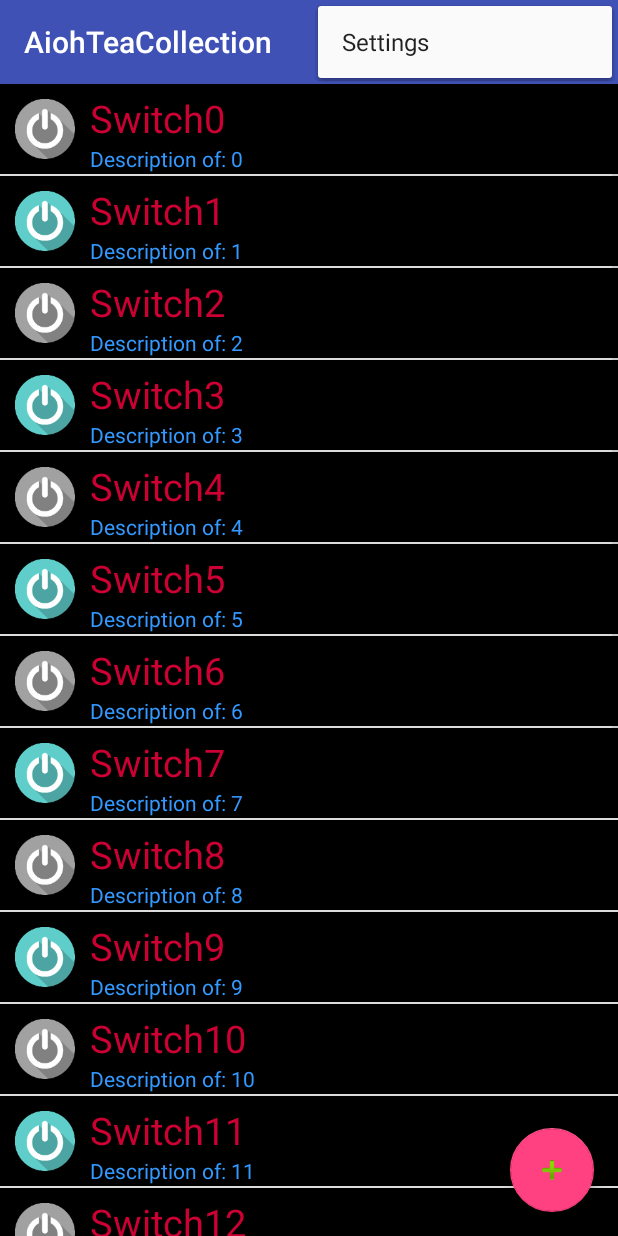
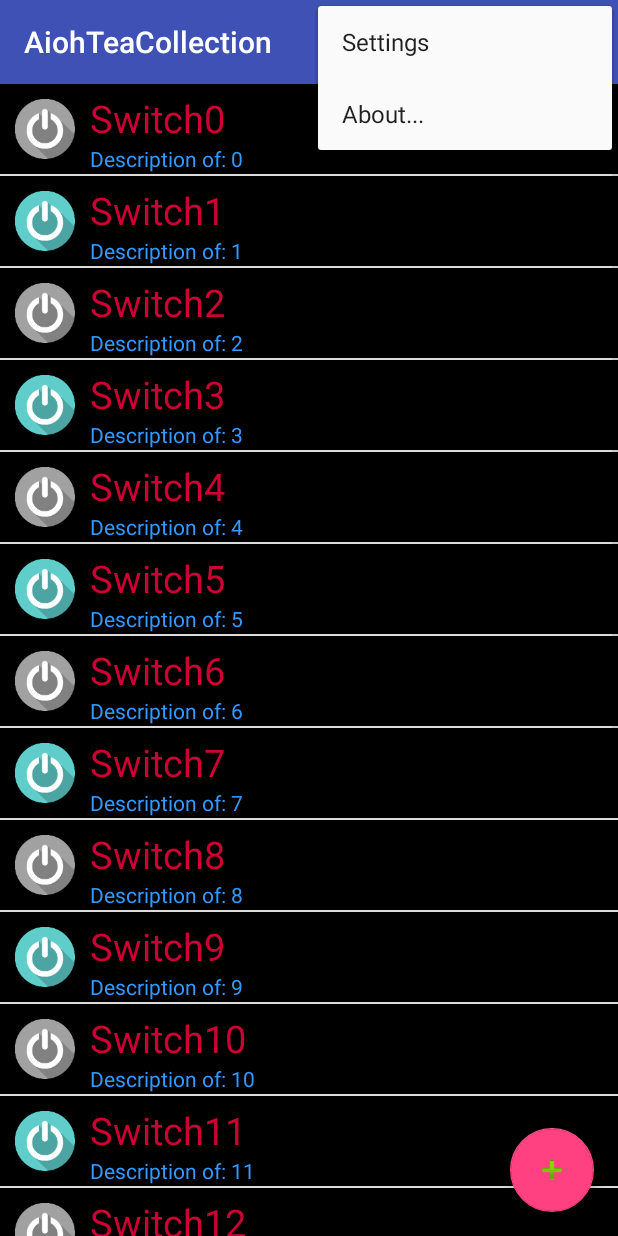
Before and after one commit to truongvinhnhunguyen/AiOhTeaCollection, an Android app: the screen it shows after launch (MainActivity), with the options menu open, on a phone screen of 412 x 824 dp. Run offline under Robolectric (Android 15) with nearby library versions, the phone set to English and light mode, and no system bars.

```diff
--- a/app/src/main/res/menu/menu_main.xml
+++ b/app/src/main/res/menu/menu_main.xml
@@ -5,6 +5,10 @@
     <item
         android:id="@+id/action_settings"
         android:orderInCategory="100"
-        android:title="@string/action_settings"
+        android:title="@string/action_settings" />
+    <item
+        android:id="@+id/action_about"
+        android:orderInCategory="100"
+        android:title="@string/action_about"
         app:showAsAction="never" />
 </menu>
--- a/app/src/main/res/values/strings.xml
+++ b/app/src/main/res/values/strings.xml
@@ -6,4 +6,5 @@
     <string name="add_switch_guide">Enter ID and Description of switch that was attached to network, press ADD SWITCH button to add the switch to your device collection.</string>
     <string name="switch_desc_box">Switch Description</string>
     <string name="switch_id_box">Switch ID</string>
+    <string name="action_about">About...</string>
 </resources>
```
